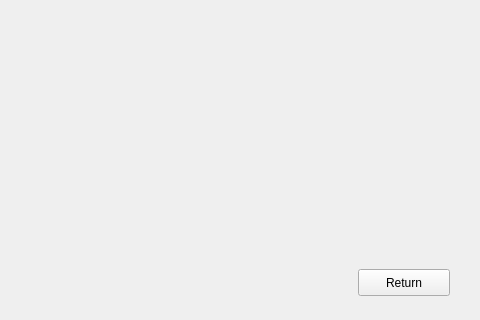
Old version of the form gui/groupgui.ui in the repository Huy-Nguyen-HCI/RocketBook; both pictures show x 152 to 632 and y 91 to 411 of the 632 by 411 pixel window.
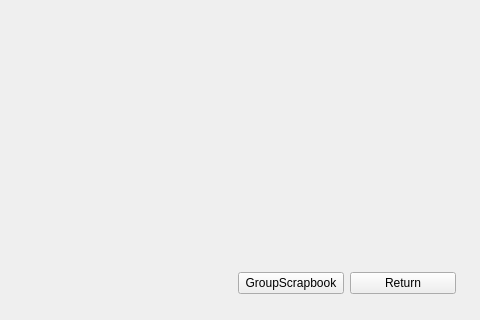
New version of the form. The open tabs and pages were chosen to show the change.

Commit message: Add view group profile

Diff of the .ui file:
```diff
--- a/gui/groupgui.ui
+++ b/gui/groupgui.ui
@@ -28,18 +28,31 @@
    <widget class="QWidget" name="page"/>
    <widget class="QWidget" name="page_2"/>
   </widget>
-  <widget class="QPushButton" name="returnButton">
+  <widget class="QWidget" name="layoutWidget">
    <property name="geometry">
     <rect>
-     <x>510</x>
+     <x>390</x>
      <y>360</y>
-     <width>92</width>
-     <height>27</height>
+     <width>218</width>
+     <height>29</height>
     </rect>
    </property>
+   <layout class="QHBoxLayout" name="horizontalLayout">
+    <item>
+     <widget class="QPushButton" name="groupSwitchButton">
+      <property name="text">
+       <string>GroupScrapbook</string>
+      </property>
+     </widget>
+    </item>
+    <item>
+     <widget class="QPushButton" name="returnButton">
    <property name="text">
     <string>Return</string>
    </property>
+     </widget>
+    </item>
+   </layout>
   </widget>
  </widget>
  <resources/>
```
Left out of the diff: 2 changed lines with no effect on the pictures. Lines whose indentation alone changed are shown as unchanged. The commit also changes 9 other files.
